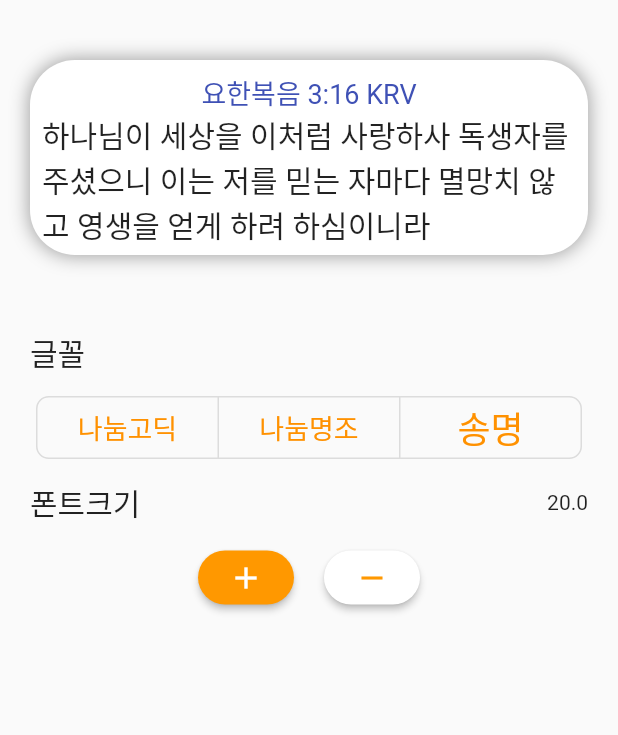
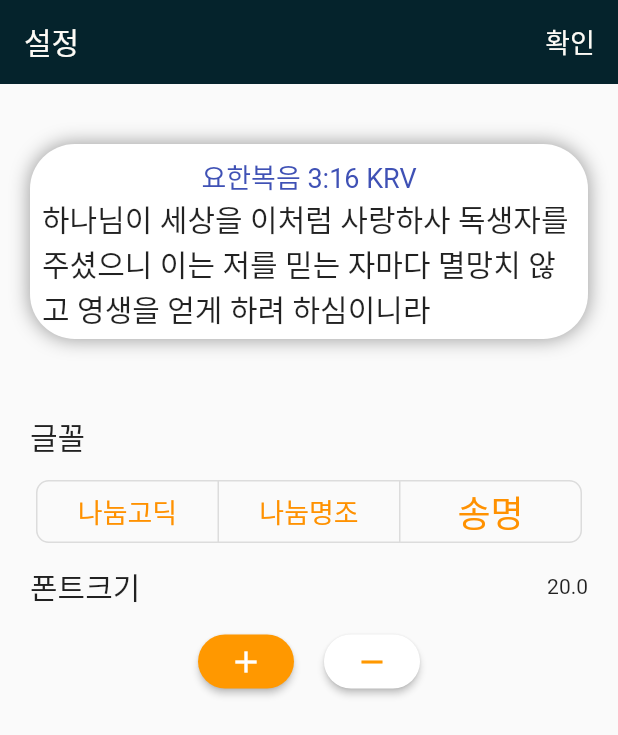
Before and after one commit to ForMyLord/Bible, a Flutter app: the user_settings_page screen opened directly, on a phone screen of 412 x 824 dp. Shown: the top 735 px of the screen. Run offline on Flutter 3.47's test engine with Material 2 defaults, Android fonts, the phone set to English and light mode, and no system bars; our stand-ins replace scrollable_positioned_list, sqflite; accounts and stored records are empty; Roboto replaces fonts that are missing (NanumGothic, NanumMyeongjo).

Commit message:
어플 1차 완성

```diff
--- a/lib/View/home.dart
+++ b/lib/View/home.dart
@@ -157,9 +157,6 @@ class _HomepageState extends State<Homepage> {
     icon: Icon(Icons.book_outlined),
     label: '성경',
     ),
-      BottomNavigationBarItem(icon: Icon(Icons.settings),
-      label: '설정'
-      )
     ],
 
     currentIndex: naviIndex,
--- a/lib/View/setting.dart
+++ b/lib/View/setting.dart
@@ -54,6 +54,8 @@ class _user_settings_pageState extends State<user_settings_page> {
   @override
   Widget build(BuildContext context) {
 
+    print('rebuild');
+
     String font = context.watch<setFontStyle>().fontStyle;
 
     if(font == 'NanumGothic'){
@@ -65,6 +67,20 @@ class _user_settings_pageState extends State<user_settings_page> {
     }
 
     return Scaffold(
+      appBar: AppBar(
+        title: const Text("설정", style: TextStyle(color: Color.fromRGBO(253, 250, 245, 1.0),fontFamily: ''),),
+        backgroundColor: const Color.fromRGBO(5, 35, 44, 1.0),
+        elevation: 0,
+        automaticallyImplyLeading: false,
+        actions: [
+          TextButton(
+            child: const Text("확인",style: TextStyle(fontFamily: '',color: Color.fromRGBO(253, 250, 245, 1.0),fontSize: 18),),
+            onPressed: (){
+              Navigator.pop(context);
+            },
+          )
+        ],
+      ),
       body: Column(
         children: [
           const SizedBox(
```
Also changed, not shown: lib/View/bible.dart (+9 -0 lines).
